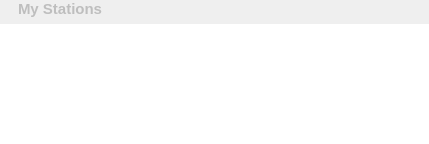
Qt form app/client/radio/MyStations.ui (dougma/lastfm-desktop) before a commit.
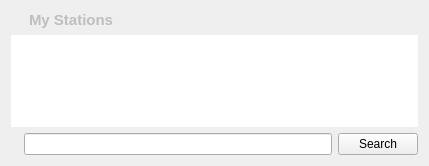
The same form after that commit. Custom widgets are drawn as their Qt base class.

Commit message: Add artist / tag search

```diff
--- a/app/client/radio/MyStations.ui
+++ b/app/client/radio/MyStations.ui
@@ -6,16 +6,13 @@
     <x>0</x>
     <y>0</y>
     <width>429</width>
-    <height>144</height>
+    <height>166</height>
    </rect>
   </property>
   <property name="windowTitle" >
    <string>Form</string>
   </property>
   <layout class="QVBoxLayout" name="verticalLayout" >
-   <property name="margin" >
-    <number>0</number>
-   </property>
    <item>
     <widget class="QLabel" name="label" >
      <property name="enabled" >
@@ -140,8 +137,36 @@
      </property>
     </widget>
    </item>
+   <item>
+    <layout class="QHBoxLayout" name="horizontalLayout" >
+     <item>
+      <widget class="SpinnerLabel" name="spinner" >
+       <property name="text" >
+        <string/>
+       </property>
+      </widget>
+     </item>
+     <item>
+      <widget class="QLineEdit" name="searchBox" />
+     </item>
+     <item>
+      <widget class="QPushButton" name="searchButton" >
+       <property name="text" >
+        <string>Search</string>
+       </property>
+      </widget>
+     </item>
+    </layout>
+   </item>
   </layout>
  </widget>
+ <customwidgets>
+  <customwidget>
+   <class>SpinnerLabel</class>
+   <extends>QLabel</extends>
+   <header>SpinnerLabel.h</header>
+  </customwidget>
+ </customwidgets>
  <resources>
   <include location="../qrc/client.qrc" />
  </resources>
```
The commit also changes 16 other files.
